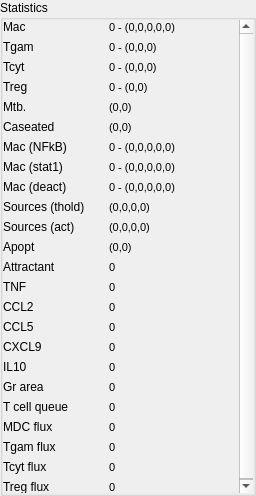
First picture: the form in gui/statwidget.ui, repository gmackie/GR-ABM-ODE-2D, before the edit.
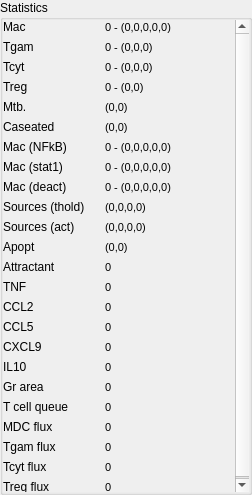
Second picture: the form after the edit.

The edit to the form file:
```diff
--- a/gui/statwidget.ui
+++ b/gui/statwidget.ui
@@ -6,10 +6,16 @@
    <rect>
     <x>0</x>
     <y>0</y>
-    <width>256</width>
-    <height>496</height>
+    <width>252</width>
+    <height>495</height>
    </rect>
   </property>
+  <property name="minimumSize">
+   <size>
+    <width>0</width>
+    <height>495</height>
+   </size>
+  </property>
   <property name="windowTitle">
    <string>StatWidget</string>
   </property>
@@ -42,8 +48,8 @@
           <rect>
            <x>0</x>
            <y>0</y>
-           <width>252</width>
-           <height>478</height>
+           <width>248</width>
+           <height>477</height>
           </rect>
          </property>
          <layout class="QGridLayout" name="gridLayout">
```
